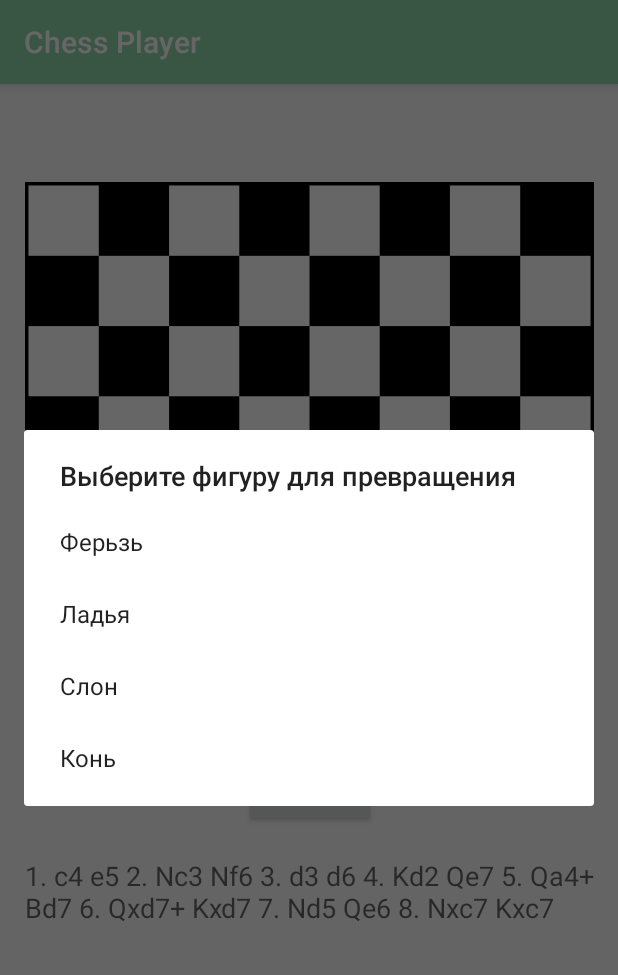
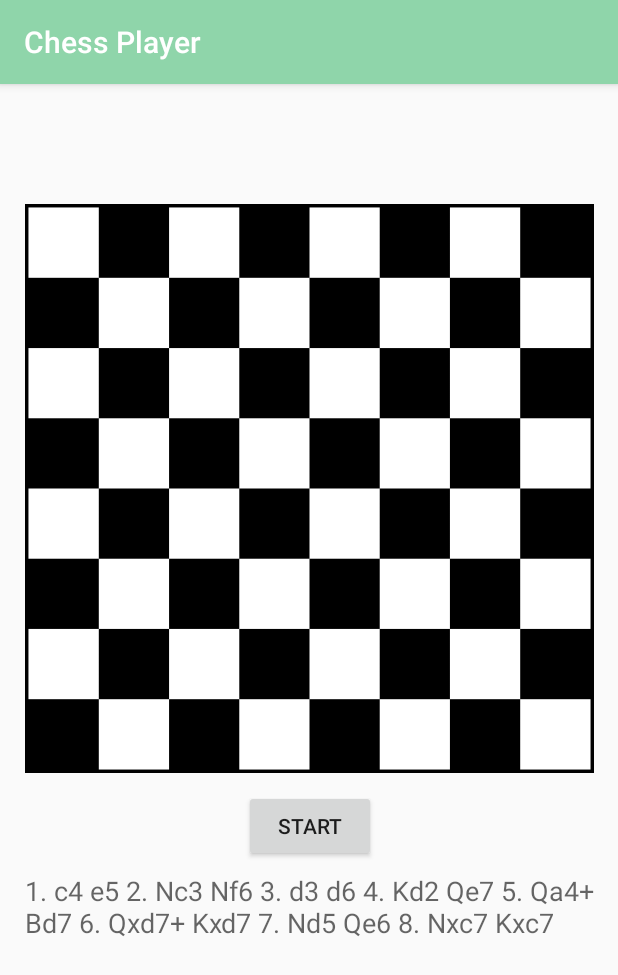
Before and after one commit to UNunavailable/ChessPlayer, an Android app: the screen it shows after launch (MainActivity), after a tap on "START", on a phone screen of 412 x 824 dp. Shown: the top 975 px of the screen. Run offline under Robolectric (Android 15) with nearby library versions, the phone set to English and light mode, and no system bars.

```diff
--- a/app/src/main/java/com/example/chessplayer/BoardFragment.java
+++ b/app/src/main/java/com/example/chessplayer/BoardFragment.java
@@ -84,10 +84,6 @@ public class BoardFragment extends AppCompatDialogFragment {
 
                 boardInstance.addFigure(4,7,Constants.KING, true, true);
                 boardInstance.addFigure(4,0,Constants.KING, false, false);
-
-                startDialog();
-
-
             }
         });
         super.onViewCreated(view, savedInstanceState);
--- a/app/src/main/java/com/example/chessplayer/figures/Pawn.java
+++ b/app/src/main/java/com/example/chessplayer/figures/Pawn.java
@@ -13,7 +13,7 @@ import com.example.chessplayer.MainActivity;
 import java.util.ArrayList;
 import java.util.zip.CheckedOutputStream;
 
-public class Pawn extends aFigure implements Dialog.ExampleDialogListener{
+public class Pawn extends aFigure {
     private boolean haveMoved = false;
 
     public Pawn(Board boardInstance,ImageView image, int posX, int posY, boolean isWhite, boolean canMove) {
@@ -100,10 +100,9 @@ public class Pawn extends aFigure implements Dialog.ExampleDialogListener{
                 boardInstance.addFigure(posX,posY,Constants.QUEEN, false, false);
             }
         }
-    }
 
-    @Override
-    public void applyDialog(String username, String password) {
-
+        if((posY == 0 && isWhite) || (posY == 7 && !isWhite)) {
+            boardInstance.fragInstance.startDialog();
+        }
     }
 }
--- a/app/src/main/res/layout/fragment_board.xml
+++ b/app/src/main/res/layout/fragment_board.xml
@@ -10,10 +10,10 @@
         android:id="@+id/boardFrame"
         android:layout_width="wrap_content"
         android:layout_height="wrap_content"
+        android:layout_marginLeft="@dimen/activity_horizontal_margin"
+        android:layout_marginTop="32dp"
+        android:layout_marginRight="@dimen/activity_horizontal_margin"
         android:layout_marginBottom="@dimen/activity_vertical_margin"
-        android:layout_marginTop="@dimen/activity_vertical_margin"
-        android:layout_marginLeft="@dimen/activity_horizontal_margin"
-        android:layout_marginRight="@dimen/activity_horizontal_margin"
         app:layout_constraintBottom_toBottomOf="parent"
         app:layout_constraintEnd_toEndOf="parent"
         app:layout_constraintStart_toStartOf="parent"
@@ -33,6 +33,7 @@
         android:id="@+id/button_start"
         android:layout_width="wrap_content"
         android:layout_height="wrap_content"
+        android:layout_marginTop="10dp"
         android:text="@string/button_start"
         app:layout_constraintBottom_toTopOf="@+id/text_notation"
         app:layout_constraintEnd_toEndOf="parent"
```
